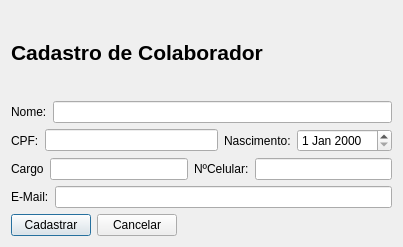
Above: clinica_cpp/cadastrocolaboradores.ui from juander/Projeto_CPP before the change. Below: the same form after it.
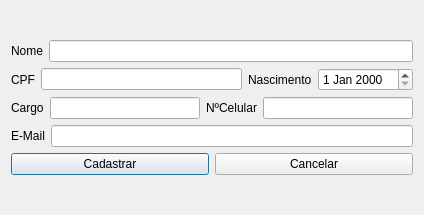
That is the form after the change.

```diff
--- a/clinica_cpp/cadastrocolaboradores.ui
+++ b/clinica_cpp/cadastrocolaboradores.ui
@@ -6,8 +6,8 @@
    <rect>
     <x>0</x>
     <y>0</y>
-    <width>403</width>
-    <height>247</height>
+    <width>424</width>
+    <height>215</height>
    </rect>
   </property>
   <property name="windowTitle">
@@ -16,26 +16,12 @@
   <layout class="QVBoxLayout" name="verticalLayout_2">
    <item>
     <layout class="QVBoxLayout" name="verticalLayout">
-     <item>
-      <widget class="QLabel" name="label_6">
-       <property name="text">
-        <string>&lt;!DOCTYPE HTML PUBLIC &quot;-//W3C//DTD HTML 4.0//EN&quot; &quot;http://www.w3.org/TR/REC-html40/strict.dtd&quot;&gt;
-&lt;html&gt;&lt;head&gt;&lt;meta name=&quot;qrichtext&quot; content=&quot;1&quot; /&gt;&lt;meta charset=&quot;utf-8&quot; /&gt;&lt;style type=&quot;text/css&quot;&gt;
-p, li { white-space: pre-wrap; }
-hr { height: 1px; border-width: 0; }
-li.unchecked::marker { content: &quot;\2610&quot;; }
-li.checked::marker { content: &quot;\2612&quot;; }
-&lt;/style&gt;&lt;/head&gt;&lt;body style=&quot; font-family:'Segoe UI'; font-size:9pt; font-weight:400; font-style:normal;&quot;&gt;
-&lt;p style=&quot; margin-top:12px; margin-bottom:12px; margin-left:0px; margin-right:0px; -qt-block-indent:0; text-indent:0px;&quot;&gt;&lt;span style=&quot; font-size:16pt; font-weight:700;&quot;&gt;Cadastro de Colaborador&lt;/span&gt;&lt;/p&gt;&lt;/body&gt;&lt;/html&gt;</string>
-       </property>
-      </widget>
-     </item>
      <item>
       <layout class="QHBoxLayout" name="horizontalLayout">
        <item>
         <widget class="QLabel" name="label">
          <property name="text">
-          <string>Nome:</string>
+          <string>Nome</string>
          </property>
         </widget>
        </item>
@@ -49,7 +35,7 @@
        <item>
         <widget class="QLabel" name="label_8">
          <property name="text">
-          <string>CPF:</string>
+          <string>CPF</string>
          </property>
         </widget>
        </item>
@@ -59,7 +45,7 @@
        <item>
         <widget class="QLabel" name="label_5">
          <property name="text">
-          <string>Nascimento:</string>
+          <string>Nascimento</string>
          </property>
         </widget>
        </item>
@@ -83,7 +69,7 @@
        <item>
         <widget class="QLabel" name="label_7">
          <property name="text">
-          <string>NºCelular:</string>
+          <string>NºCelular</string>
          </property>
         </widget>
        </item>
@@ -97,7 +83,7 @@
        <item>
         <widget class="QLabel" name="label_3">
          <property name="text">
-          <string>E-Mail:</string>
+          <string>E-Mail</string>
          </property>
         </widget>
        </item>
@@ -122,19 +108,6 @@
          </property>
         </widget>
        </item>
-       <item>
-        <spacer name="horizontalSpacer">
-         <property name="orientation">
-          <enum>Qt::Orientation::Horizontal</enum>
-         </property>
-         <property name="sizeHint" stdset="0">
-          <size>
-           <width>40</width>
-           <height>20</height>
-          </size>
-         </property>
-        </spacer>
-       </item>
       </layout>
      </item>
     </layout>
```
